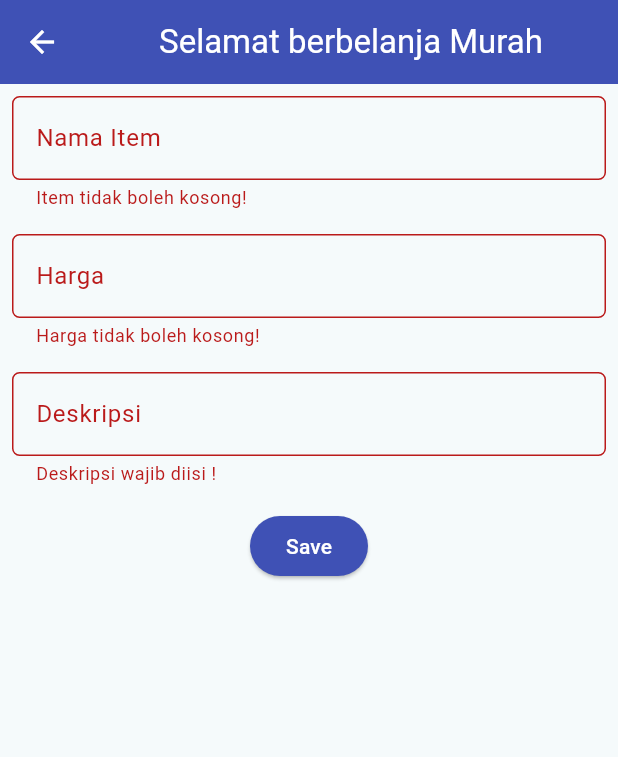
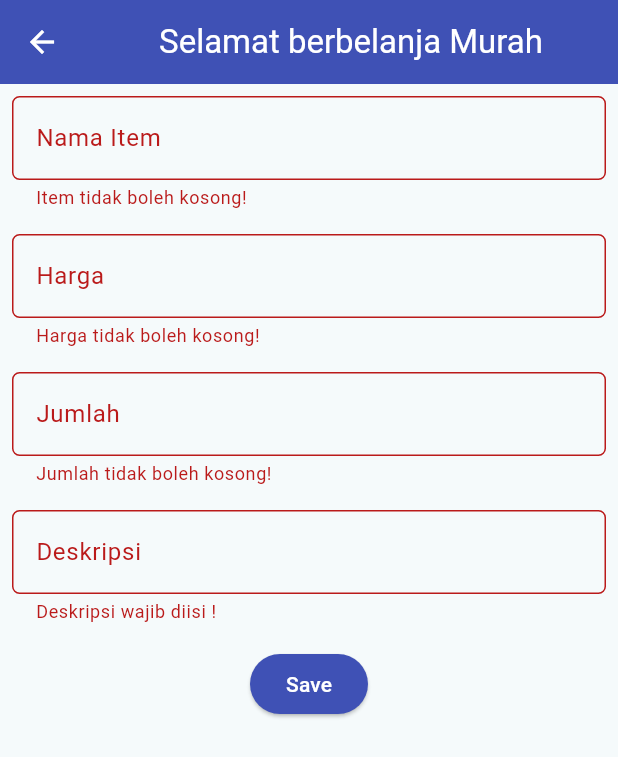
Before and after one commit to nandikarafi/inventorafia, a Flutter app: the ShopFormPage screen opened directly, after a tap on "Save", on a phone screen of 412 x 824 dp. Shown: the top 757 px of the screen. Run offline on Flutter 3.47's test engine with Material 2 defaults, Android fonts, the phone set to English and light mode, and no system bars; missing offline and left inert: pbp_django_auth; network calls fail.

Commit message:
selesai tugas 9

```diff
--- /dev/null
+++ b/lib/models/product.dart
@@ -0,0 +1,85 @@
+// To parse this JSON data, do
+//
+//     final product = productFromJson(jsonString);
+
+import 'dart:convert';
+
+List<Item> productFromJson(String str) => List<Item>.from(json.decode(str).map((x) => Item.fromJson(x)));
+
+String productToJson(List<Item> data) => json.encode(List<dynamic>.from(data.map((x) => x.toJson())));
+
+class Item {
+    Model model;
+    int pk;
+    Fields fields;
+
+    Item({
+        required this.model,
+        required this.pk,
+        required this.fields,
+    });
+
+    factory Item.fromJson(Map<String, dynamic> json) => Item(
+        model: modelValues.map[json["model"]]!,
+        pk: json["pk"],
+        fields: Fields.fromJson(json["fields"]),
+    );
+
+    Map<String, dynamic> toJson() => {
+        "model": modelValues.reverse[model],
+        "pk": pk,
+        "fields": fields.toJson(),
+    };
+}
+
+class Fields {
+    int user;
+    String name;
+    int amount;
+    String description;
+    int price;
+
+    Fields({
+        required this.user,
+        required this.name,
+        required this.amount,
+        required this.description,
+        required this.price,
+    });
+
+    factory Fields.fromJson(Map<String, dynamic> json) => Fields(
+        user: json["user"],
+        name: json["name"],
+        amount: json["amount"],
+        description: json["description"],
+        price: json["price"],
+    );
+
+    Map<String, dynamic> toJson() => {
+        "user": user,
+        "name": name,
+        "amount": amount,
+        "description": description,
+        "price": price,
+    };
+}
+
+enum Model {
+    MAIN_ITEM
+}
+
+final modelValues = EnumValues({
+    "main.item": Model.MAIN_ITEM
+});
+
+class EnumValues<T> {
+    Map<String, T> map;
+    late Map<T, String> reverseMap;
+
+    EnumValues(this.map);
+
+    Map<T, String> get reverse {
+        reverseMap = map.map((k, v) => MapEntry(v, k));
+        return reverseMap;
+    }
+}
--- a/lib/screens/shoplist_form.dart
+++ b/lib/screens/shoplist_form.dart
@@ -1,4 +1,10 @@
+import 'dart:convert';
+
 import 'package:flutter/material.dart';
+import 'package:inventorafia/screens/menu.dart';
+import 'package:pbp_django_auth/pbp_django_auth.dart';
+import 'package:provider/provider.dart';
+
 class ShopFormPage extends StatefulWidget {
   const ShopFormPage({super.key});
 
@@ -9,10 +15,12 @@
 class _ShopFormPageState extends State<ShopFormPage> {
   final _formKey = GlobalKey<FormState>();
   String _name = "";
+  int _amount =0;
   int _price = 0;
   String _description = "";
   @override
   Widget build(BuildContext context) {
+    final request = context.watch<CookieRequest>();
     return Scaffold(
         appBar: AppBar(
           title: const Center(
@@ -26,9 +34,8 @@
         body: Form(
           key: _formKey,
           child: SingleChildScrollView(
-          child: Column(
-      crossAxisAlignment: CrossAxisAlignment.start,
-      children: [
+            child:
+                Column(crossAxisAlignment: CrossAxisAlignment.start, children: [
               Padding(
                 padding: const EdgeInsets.all(8.0),
                 child: TextFormField(
@@ -82,6 +89,32 @@
                 padding: const EdgeInsets.all(8.0),
                 child: TextFormField(
                   decoration: InputDecoration(
+                    hintText: "Jumlah",
+                    labelText: "Jumlah",
+                    border: OutlineInputBorder(
+                      borderRadius: BorderRadius.circular(5.0),
+                    ),
+                  ),
+                  onChanged: (String? value) {
+                    setState(() {
+                      _amount = int.parse(value!);
+                    });
+                  },
+                  validator: (String? value) {
+                    if (value == null || value.isEmpty) {
+                      return "Jumlah tidak boleh kosong!";
+                    }
+                    if (int.tryParse(value) == null) {
+                      return "Jumlah harus berupa angka!";
+                    }
+                    return null;
+                  },
+                ),
+              ),
+              Padding(
+                padding: const EdgeInsets.all(8.0),
+                child: TextFormField(
+                  decoration: InputDecoration(
                     hintText: "Deskripsi",
                     labelText: "Deskripsi",
                     border: OutlineInputBorder(
@@ -107,38 +140,37 @@
                   padding: const EdgeInsets.all(8.0),
                   child: ElevatedButton(
                     style: ButtonStyle(
-            backgroundColor:
-                MaterialStateProperty.all(Colors.indigo),
+                      backgroundColor: MaterialStateProperty.all(Colors.indigo),
                     ),
-          onPressed: () {
+                    onPressed: () async {
                       if (_formKey.currentState!.validate()) {
-               showDialog(
-                context: context,
-                builder: (context) {
-                  return AlertDialog(
-                    title: const Text('Item berhasil tersimpan'),
-                    content: SingleChildScrollView(
-                      child: Column(
-                        crossAxisAlignment:
-                            CrossAxisAlignment.start,
-                        children: [
-                          Text('Nama: $_name'),
-                          Text('Harga: $_price'),
-                          Text('Desikripsi: $_description')
-                        ],
+                        // Kirim ke Django dan tunggu respons
+                        final response = await request.postJson(
+                            "http://localhost:8000/create-flutter/",
+                            jsonEncode(<String, String>{
+                              'name': _name,
+                              'amount':_amount.toString(),
+                              'price': _price.toString(),
+                              'description': _description,
+                            }));
+                        if (response['status'] == 'success') {
+                          ScaffoldMessenger.of(context)
+                              .showSnackBar(const SnackBar(
+                            content: Text("Produk baru berhasil disimpan!"),
+                          ));
+                          Navigator.pushReplacement(
+                            context,
+                            MaterialPageRoute(
+                              builder: (context) => MyHomePage(),
                             ),
-                    ),
-                    actions: [
-                      TextButton(
-                        child: const Text('OK'),
-                        onPressed: () {
-                          Navigator.pop(context);
-                        },
-                      ),
-                    ],
                           );
-                },
-              );
+                        } else {
+                          ScaffoldMessenger.of(context)
+                              .showSnackBar(const SnackBar(
+                            content:
+                                Text("Terdapat kesalahan, silakan coba lagi."),
+                          ));
+                        }
                       }
                     },
                     child: const Text(
--- a/pubspec.yaml
+++ b/pubspec.yaml
@@ -35,6 +35,9 @@
   # The following adds the Cupertino Icons font to your application.
   # Use with the CupertinoIcons class for iOS style icons.
   cupertino_icons: ^1.0.2
+  provider: ^6.1.1
+  pbp_django_auth: ^0.4.0
+  http: ^1.1.0
 
 dev_dependencies:
   flutter_test:
```
Also changed, not shown: lib/main.dart (+11 -17 lines), lib/screens/list_product.dart (added, +92 -0 lines), lib/screens/login.dart (added, +111 -0 lines), lib/widgets/left_drawer.dart (+12 -0 lines), lib/widgets/shop_card.dart (+32 -1 lines), pubspec.lock, 3 other files. Lines whose indentation alone changed are shown as unchanged.
